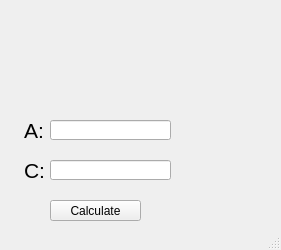
Old version of the form ui/linearWindow.ui in the repository ayham-1/GraphSolver.
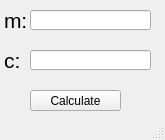
New version of the form.

Commit message: Now it show something...that is wrong

```diff
--- a/ui/linearWindow.ui
+++ b/ui/linearWindow.ui
@@ -6,8 +6,8 @@
    <rect>
     <x>0</x>
     <y>0</y>
-    <width>281</width>
-    <height>250</height>
+    <width>165</width>
+    <height>140</height>
    </rect>
   </property>
   <property name="windowTitle">
@@ -17,8 +17,8 @@
    <widget class="QLineEdit" name="lineEdit">
     <property name="geometry">
      <rect>
-      <x>50</x>
-      <y>160</y>
+      <x>30</x>
+      <y>50</y>
       <width>121</width>
       <height>20</height>
      </rect>
@@ -27,8 +27,8 @@
    <widget class="QLineEdit" name="lineEdit_2">
     <property name="geometry">
      <rect>
-      <x>50</x>
-      <y>120</y>
+      <x>30</x>
+      <y>10</y>
       <width>121</width>
       <height>20</height>
      </rect>
@@ -37,8 +37,8 @@
    <widget class="QLabel" name="label">
     <property name="geometry">
      <rect>
-      <x>24</x>
-      <y>120</y>
+      <x>4</x>
+      <y>10</y>
       <width>31</width>
       <height>20</height>
      </rect>
@@ -49,14 +49,14 @@
      </font>
     </property>
     <property name="text">
-     <string>A:</string>
+     <string>m:</string>
     </property>
    </widget>
    <widget class="QLabel" name="label_2">
     <property name="geometry">
      <rect>
-      <x>24</x>
-      <y>160</y>
+      <x>4</x>
+      <y>50</y>
       <width>31</width>
       <height>21</height>
      </rect>
@@ -67,14 +67,14 @@
      </font>
     </property>
     <property name="text">
-     <string>C:</string>
+     <string>c:</string>
     </property>
    </widget>
    <widget class="QPushButton" name="pushButton">
     <property name="geometry">
      <rect>
-      <x>50</x>
-      <y>200</y>
+      <x>30</x>
+      <y>90</y>
       <width>91</width>
       <height>21</height>
      </rect>
```
Left out of the diff: 12 changed lines with no effect on the pictures. The commit also changes 2 other files.
